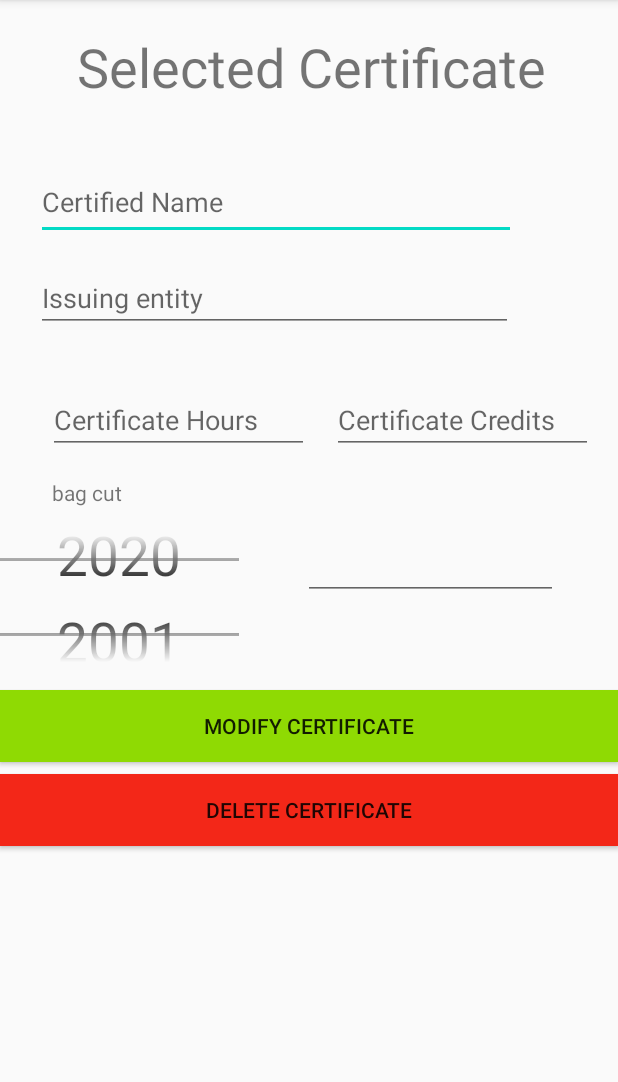
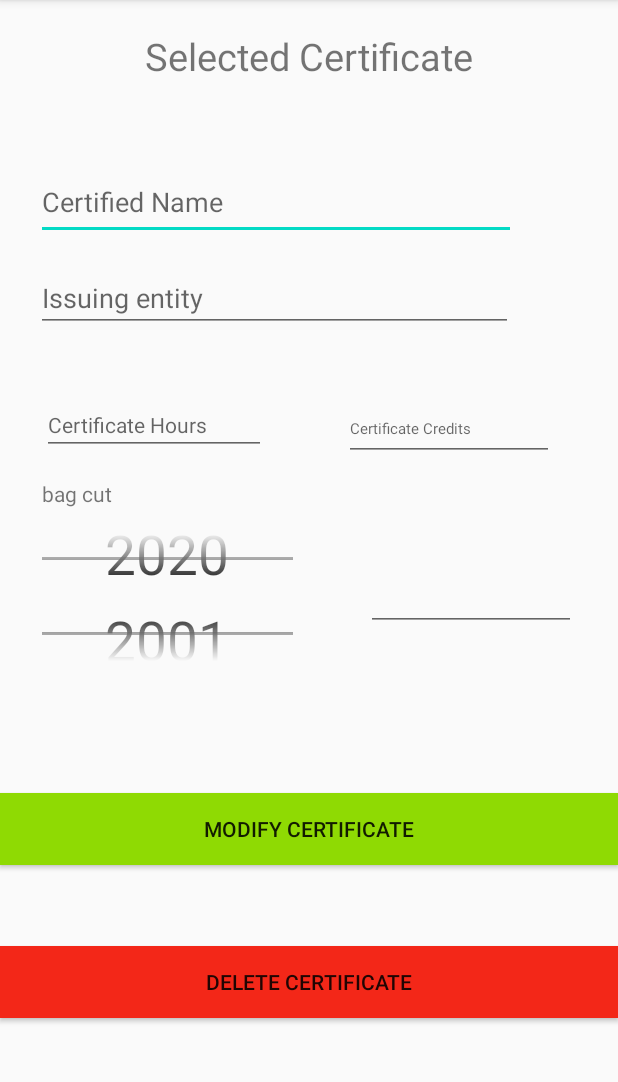
Before and after one commit to mgalcudia/Android_Certificados, an Android app: the MostrarCertificado screen opened directly, with no data from a screen before it, on a phone screen of 412 x 824 dp, the part 84-1166 px from its top. Run offline under Robolectric (Android 15) with nearby library versions, the phone set to English and light mode, and no system bars; our stand-ins replace Firebase (no records; nobody signed in at launch, a user with empty details on screens opened directly).

Commit message:
Diseño preparado para depuracion movil vertical

```diff
--- a/app/src/main/res/layout/activity_inicio.xml
+++ b/app/src/main/res/layout/activity_inicio.xml
@@ -11,7 +11,7 @@
         android:id="@+id/textViewBienvenida"
         android:layout_width="403dp"
         android:layout_height="154dp"
-        android:layout_marginTop="50dp"
+        android:layout_marginTop="40dp"
         android:layout_marginBottom="8dp"
         android:text="@string/textViewBienvenida"
         android:textAlignment="center"
@@ -20,7 +20,7 @@
         app:layout_constraintEnd_toEndOf="parent"
         app:layout_constraintStart_toStartOf="parent"
         app:layout_constraintTop_toTopOf="parent"
-        app:layout_constraintVertical_bias="1.0" />
+        app:layout_constraintVertical_bias="0.404" />
 
     <Button
         android:id="@+id/btnAgregarTitulo"
--- a/app/src/main/res/layout/activity_listar_certificados.xml
+++ b/app/src/main/res/layout/activity_listar_certificados.xml
@@ -9,15 +9,16 @@
 
     <TextView
         android:id="@+id/textViewListarhistorico"
-        android:layout_width="381dp"
+        android:layout_width="355dp"
         android:layout_height="129dp"
         android:layout_marginStart="16dp"
         android:layout_marginTop="40dp"
         android:layout_marginEnd="16dp"
         android:layout_marginBottom="562dp"
+
         android:text="@string/textViewListarTodo"
         android:textAlignment="center"
-        android:textSize="36sp"
+        android:textSize="25sp"
         app:layout_constraintBottom_toBottomOf="parent"
         app:layout_constraintEnd_toEndOf="parent"
         app:layout_constraintStart_toStartOf="parent"
--- a/app/src/main/res/layout/activity_mostrar_certificado.xml
+++ b/app/src/main/res/layout/activity_mostrar_certificado.xml
@@ -8,12 +8,12 @@
 
     <TextView
         android:id="@+id/textViewCertiSelec"
-        android:layout_width="425dp"
+        android:layout_width="355dp"
         android:layout_height="70dp"
         android:layout_marginTop="20dp"
         android:text="@string/textViewCertificadoSelec"
         android:textAlignment="center"
-        android:textSize="36sp"
+        android:textSize="25sp"
         app:layout_constraintEnd_toEndOf="parent"
         app:layout_constraintHorizontal_bias="0.494"
         app:layout_constraintStart_toStartOf="parent"
@@ -47,37 +47,40 @@
 
     <EditText
         android:id="@+id/editTextHorasCertificado"
-        android:layout_width="174dp"
-        android:layout_height="45dp"
-        android:layout_marginStart="32dp"
-        android:layout_marginTop="36dp"
+        android:layout_width="149dp"
+        android:layout_height="38dp"
+        android:layout_marginStart="28dp"
+        android:layout_marginTop="44dp"
         android:autofillHints=""
         android:ems="10"
         android:hint="@string/editTextHorasCertificado"
         android:inputType="number"
+        android:textSize="14sp"
         app:layout_constraintStart_toStartOf="parent"
         app:layout_constraintTop_toBottomOf="@+id/editTextEntidadCertificado" />
 
     <EditText
         android:id="@+id/editTextCreditoCertificado"
-        android:layout_width="174dp"
-        android:layout_height="45dp"
-        android:layout_marginTop="36dp"
+        android:layout_width="140dp"
+        android:layout_height="42dp"
+        android:layout_marginStart="8dp"
+        android:layout_marginTop="44dp"
         android:autofillHints=""
         android:ems="10"
         android:hint="@string/editTextCreditoCertificado"
-        android:inputType="number"
+        android:inputType="numberDecimal"
+        android:textSize="10dp"
         app:layout_constraintEnd_toEndOf="parent"
-        app:layout_constraintHorizontal_bias="0.483"
+        app:layout_constraintHorizontal_bias="0.511"
         app:layout_constraintStart_toEndOf="@+id/editTextHorasCertificado"
         app:layout_constraintTop_toBottomOf="@+id/editTextEntidadCertificado" />
 
     <EditText
         android:id="@+id/editTextFechaFin"
-        android:layout_width="170dp"
+        android:layout_width="140dp"
         android:layout_height="45dp"
-        android:layout_marginTop="52dp"
-        android:layout_marginEnd="40dp"
+        android:layout_marginTop="68dp"
+        android:layout_marginEnd="28dp"
         android:autofillHints=""
 
         android:clickable="true"
@@ -95,7 +98,7 @@
         android:layout_marginTop="16dp"
         android:text="@string/textViewCorteBolsa"
         app:layout_constraintEnd_toEndOf="parent"
-        app:layout_constraintHorizontal_bias="0.094"
+        app:layout_constraintHorizontal_bias="0.076"
         app:layout_constraintStart_toStartOf="parent"
         app:layout_constraintTop_toBottomOf="@+id/editTextHorasCertificado" />
 
@@ -103,16 +106,16 @@
         android:id="@+id/numberPickerAnoCorte"
         android:layout_width="167dp"
         android:layout_height="86dp"
+        android:layout_marginStart="24dp"
         android:layout_marginTop="16dp"
-        android:layout_marginEnd="40dp"
         android:autofillHints=""
         android:ems="10"
         app:layout_constraintBottom_toBottomOf="parent"
         app:layout_constraintEnd_toStartOf="@+id/editTextFechaFin"
-        app:layout_constraintHorizontal_bias="0.941"
+        app:layout_constraintHorizontal_bias="0.076"
         app:layout_constraintStart_toStartOf="parent"
         app:layout_constraintTop_toBottomOf="@+id/textViewCorteBolsa"
-        app:layout_constraintVertical_bias="0.005" />
+        app:layout_constraintVertical_bias="0.0" />
 
     <Button
         android:id="@+id/btnBorrarCertificado"
@@ -127,16 +130,16 @@
         app:layout_constraintHorizontal_bias="0.0"
         app:layout_constraintStart_toStartOf="parent"
         app:layout_constraintTop_toBottomOf="@+id/btnModificarCertificado"
-        app:layout_constraintVertical_bias="0.0" />
+        app:layout_constraintVertical_bias="0.341" />
 
     <Button
         android:id="@+id/btnModificarCertificado"
         android:layout_width="match_parent"
         android:layout_height="wrap_content"
-        android:layout_marginTop="60dp"
+        android:layout_marginTop="108dp"
+        android:background="#8FDA03"
+        android:onClick="modificarCertificado"
         android:text="@string/btnModificarCertificado"
-        android:onClick="modificarCertificado"
-        android:background="#8FDA03"
         app:layout_constraintEnd_toEndOf="parent"
         app:layout_constraintHorizontal_bias="0.0"
         app:layout_constraintStart_toStartOf="parent"
--- a/app/src/main/res/layout/activity_registro.xml
+++ b/app/src/main/res/layout/activity_registro.xml
@@ -35,6 +35,7 @@
         android:layout_height="50dp"
         android:layout_marginBottom="80dp"
         android:hint="@string/editextPassword"
+        android:inputType="textPassword"
         app:layout_constraintBottom_toTopOf="@+id/btnRegister"
         app:layout_constraintEnd_toEndOf="parent"
         app:layout_constraintHorizontal_bias="0.604"
--- a/settings.gradle
+++ b/settings.gradle
@@ -1,2 +1,2 @@
-rootProject.name='Login'
+/*rootProject.name='Login'*/
 include ':app'
```
Also changed, not shown: app/src/main/AndroidManifest.xml (+7 -11 lines), app/src/main/res/layout/activity_agregar.xml (+14 -10 lines), app/src/main/res/layout/activity_listar_historicos.xml (+11 -8 lines), app/src/main/res/layout/activity_login.xml (+6 -3 lines).
